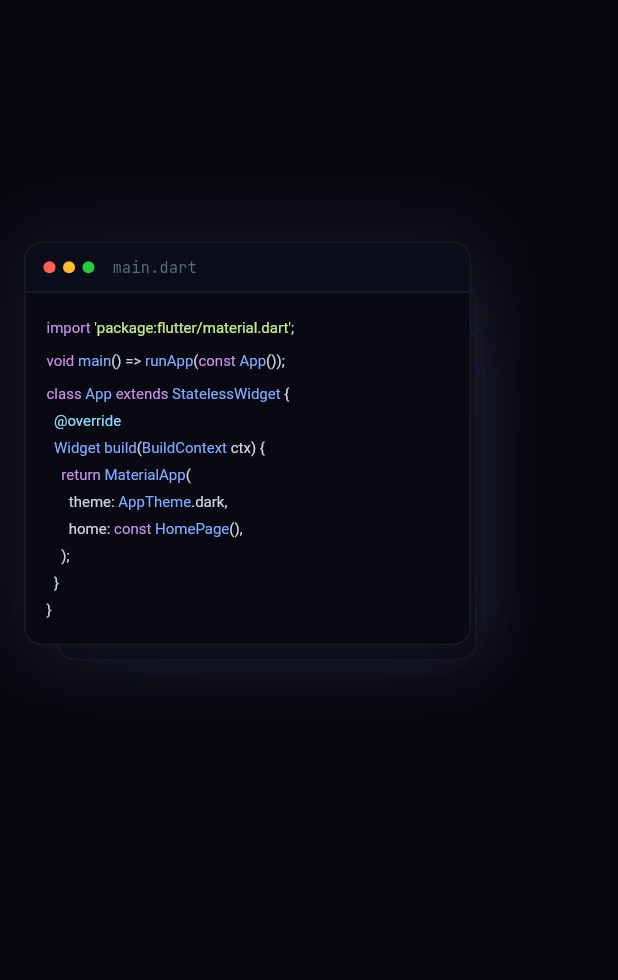
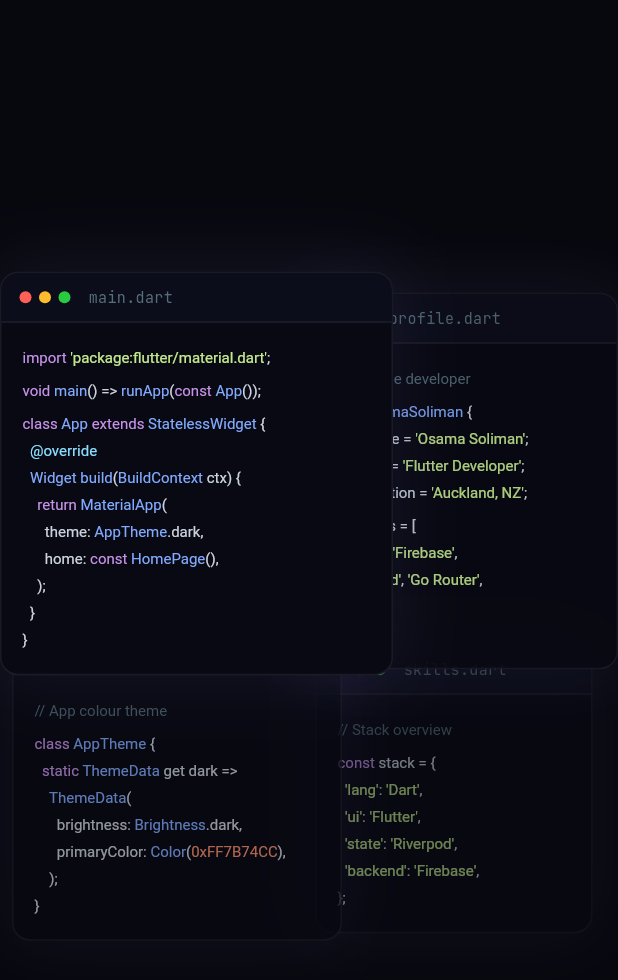
Before and after one commit to osamawaseem1/flutter-portfolio, a Flutter app: the _CodeWindowsMockup widget shown alone on an empty page, opened directly, on a phone screen of 412 x 824 dp. Shown: the top 980 px of the screen. Run offline on Flutter 3.47's test engine with Material 3 defaults, Android fonts, the phone set to English and light mode, and no system bars; our stand-ins replace flutter_animate, visibility_detector; missing offline and left inert: dart:html.

Commit message:
Scatter code windows into 2x2 layout for better visibility

```diff
--- a/lib/features/home/widgets/hero_section.dart
+++ b/lib/features/home/widgets/hero_section.dart
@@ -449,58 +449,58 @@ class _CodeWindowsMockupState extends State<_CodeWindowsMockup>
       ),
       child: Center(
         child: SizedBox(
-          width: 380,
-          height: 500,
+          width: 420,
+          height: 460,
           child: Stack(
             clipBehavior: Clip.none,
             children: [
-              // Furthest back — skills.dart
+              // Bottom-right — skills.dart (back)
               Positioned(
-                top: 80,
-                left: 68,
+                top: 248,
+                left: 210,
                 child: Opacity(
-                  opacity: 0.28,
+                  opacity: 0.55,
                   child: _buildWindow(
                     filename: 'skills.dart',
                     lines: skillsLines,
-                    width: 240,
+                    width: 185,
                   ),
                 ),
               ),
-              // Third — theme.dart
+              // Bottom-left — theme.dart
               Positioned(
-                top: 54,
-                left: 46,
+                top: 235,
+                left: 8,
                 child: Opacity(
-                  opacity: 0.45,
+                  opacity: 0.70,
                   child: _buildWindow(
                     filename: 'theme.dart',
                     lines: themeLines,
-                    width: 260,
+                    width: 220,
                   ),
                 ),
               ),
-              // Second — profile.dart
+              // Top-right — profile.dart
               Positioned(
-                top: 28,
-                left: 22,
+                top: 14,
+                left: 200,
                 child: Opacity(
-                  opacity: 0.72,
+                  opacity: 0.88,
                   child: _buildWindow(
                     filename: 'profile.dart',
                     lines: profileLines,
-                    width: 280,
+                    width: 212,
                   ),
                 ),
               ),
-              // Front — main.dart
+              // Top-left — main.dart (front)
               Positioned(
                 top: 0,
                 left: 0,
                 child: _buildWindow(
                   filename: 'main.dart',
                   lines: mainLines,
-                  width: 298,
+                  width: 262,
                 ),
               ),
             ],
```
